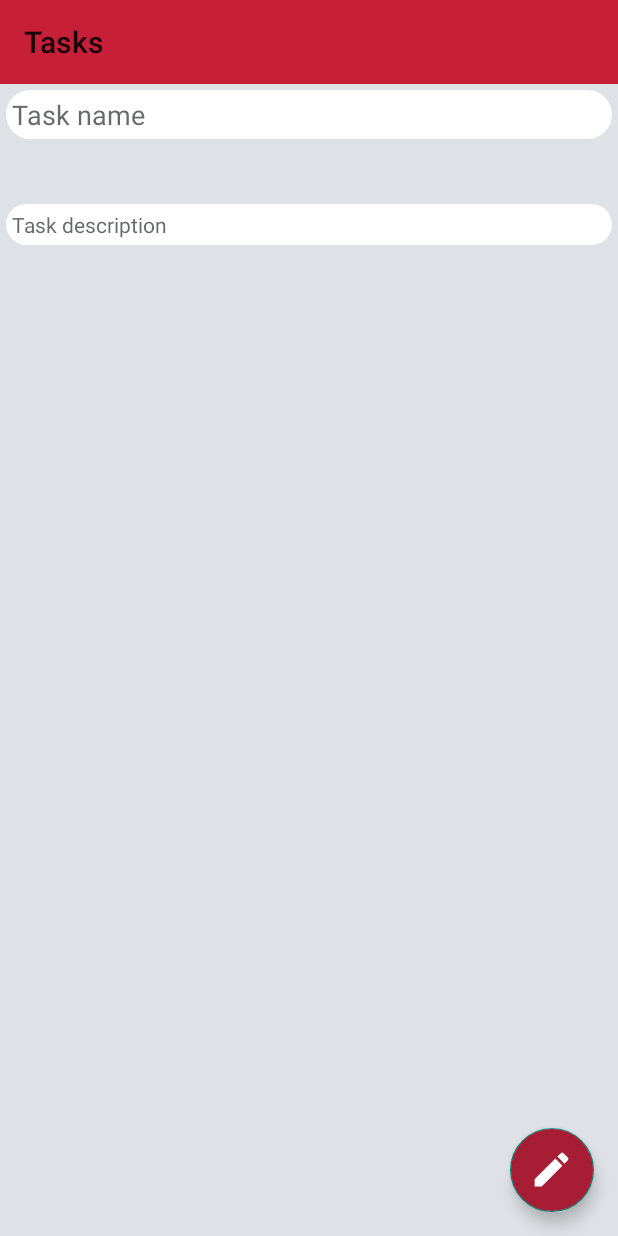
After one commit to HeraEXE/ToDoList3, an Android app: the CreateEditTaskFragment screen opened through its navigation route, on a phone screen of 412 x 824 dp. The commit adds this screen. Run offline under Robolectric (Android 15) with nearby library versions, the phone set to English and light mode, and no system bars.

Commit message:
Adding UI

```diff
--- a/app/src/main/AndroidManifest.xml
+++ b/app/src/main/AndroidManifest.xml
@@ -9,7 +9,7 @@
         android:roundIcon="@mipmap/ic_launcher_round"
         android:supportsRtl="true"
         android:theme="@style/Theme.TodoList3">
-        <activity android:name=".MainActivity">
+        <activity android:name=".ui.MainActivity">
             <intent-filter>
                 <action android:name="android.intent.action.MAIN" />
 
--- /dev/null
+++ b/app/src/main/java/com/hera/todolist3/ui/MainActivity.kt
@@ -0,0 +1,18 @@
+package com.hera.todolist3.ui
+
+import androidx.appcompat.app.AppCompatActivity
+import android.os.Bundle
+import com.hera.todolist3.R
+import com.hera.todolist3.databinding.ActivityMainBinding
+
+class MainActivity : AppCompatActivity() {
+
+    private lateinit var binding: ActivityMainBinding
+
+    override fun onCreate(savedInstanceState: Bundle?) {
+        super.onCreate(savedInstanceState)
+
+        binding = ActivityMainBinding.inflate(layoutInflater)
+        setContentView(binding.root)
+    }
+}
--- /dev/null
+++ b/app/src/main/java/com/hera/todolist3/ui/createedittask/CreateEditTaskFragment.kt
@@ -0,0 +1,12 @@
+package com.hera.todolist3.ui.createedittask
+
+import android.os.Bundle
+import androidx.fragment.app.Fragment
+import android.view.LayoutInflater
+import android.view.View
+import android.view.ViewGroup
+import com.hera.todolist3.R
+
+
+class CreateEditTaskFragment : Fragment(R.layout.fragment_create_edit_task) {
+}
--- /dev/null
+++ b/app/src/main/java/com/hera/todolist3/ui/tasks/TasksFragment.kt
@@ -0,0 +1,28 @@
+package com.hera.todolist3.ui.tasks
+
+import android.os.Bundle
+import androidx.fragment.app.Fragment
+import android.view.LayoutInflater
+import android.view.View
+import android.view.ViewGroup
+import androidx.navigation.fragment.findNavController
+import com.hera.todolist3.R
+import com.hera.todolist3.databinding.FragmentTasksBinding
+
+
+class TasksFragment : Fragment(R.layout.fragment_tasks) {
+
+    private lateinit var binding: FragmentTasksBinding
+
+
+    override fun onViewCreated(view: View, savedInstanceState: Bundle?) {
+        super.onViewCreated(view, savedInstanceState)
+
+        binding = FragmentTasksBinding.bind(view)
+        binding.apply {
+            fabNewTask.setOnClickListener {
+                findNavController().navigate(R.id.action_tasksFragment_to_createEditTaskFragment)
+            }
+        }
+    }
+}
--- /dev/null
+++ b/app/src/main/res/drawable/background_edit_text.xml
@@ -0,0 +1,8 @@
+<?xml version="1.0" encoding="utf-8"?>
+<shape xmlns:android="http://schemas.android.com/apk/res/android"
+    android:shape="rectangle">
+
+    <solid android:color="@color/white"/>
+    <corners android:radius="20dp"/>
+
+</shape>
--- /dev/null
+++ b/app/src/main/res/drawable/ic_edit.xml
@@ -0,0 +1,10 @@
+<vector xmlns:android="http://schemas.android.com/apk/res/android"
+    android:width="24dp"
+    android:height="24dp"
+    android:viewportWidth="24"
+    android:viewportHeight="24"
+    android:tint="?attr/colorControlNormal">
+  <path
+      android:fillColor="@android:color/white"
+      android:pathData="M3,17.25V21h3.75L17.81,9.94l-3.75,-3.75L3,17.25zM20.71,7.04c0.39,-0.39 0.39,-1.02 0,-1.41l-2.34,-2.34c-0.39,-0.39 -1.02,-0.39 -1.41,0l-1.83,1.83 3.75,3.75 1.83,-1.83z"/>
+</vector>
--- a/app/src/main/res/layout/activity_main.xml
+++ b/app/src/main/res/layout/activity_main.xml
@@ -1,9 +1,26 @@
 <?xml version="1.0" encoding="utf-8"?>
-<androidx.constraintlayout.widget.ConstraintLayout xmlns:android="http://schemas.android.com/apk/res/android"
+<LinearLayout xmlns:android="http://schemas.android.com/apk/res/android"
     xmlns:app="http://schemas.android.com/apk/res-auto"
     xmlns:tools="http://schemas.android.com/tools"
     android:layout_width="match_parent"
     android:layout_height="match_parent"
-    tools:context=".MainActivity">
+    android:background="@color/grey_white"
+    android:orientation="vertical"
+    tools:context=".ui.MainActivity">
 
-</androidx.constraintlayout.widget.ConstraintLayout>
+    <Toolbar
+        android:id="@+id/toolbar"
+        android:layout_width="match_parent"
+        android:layout_height="wrap_content"
+        android:background="@color/crimson"
+        android:title="Tasks" />
+
+    <androidx.fragment.app.FragmentContainerView
+        android:id="@+id/fragment"
+        android:name="androidx.navigation.fragment.NavHostFragment"
+        android:layout_width="match_parent"
+        android:layout_height="match_parent"
+        app:defaultNavHost="true"
+        app:navGraph="@navigation/nav_graph" />
+
+</LinearLayout>
--- /dev/null
+++ b/app/src/main/res/layout/fragment_create_edit_task.xml
@@ -0,0 +1,71 @@
+<?xml version="1.0" encoding="utf-8"?>
+
+<androidx.coordinatorlayout.widget.CoordinatorLayout xmlns:android="http://schemas.android.com/apk/res/android"
+    xmlns:app="http://schemas.android.com/apk/res-auto"
+    xmlns:tools="http://schemas.android.com/tools"
+    android:layout_width="match_parent"
+    android:layout_height="match_parent"
+    android:background="@color/grey_white"
+    tools:context=".ui.createedittask.CreateEditTaskFragment">
+
+    <ScrollView
+        android:layout_width="match_parent"
+        android:layout_height="match_parent">
+
+        <LinearLayout
+            android:layout_width="match_parent"
+            android:layout_height="wrap_content"
+            android:orientation="vertical">
+
+            <EditText
+                android:id="@+id/et_task_name"
+                android:layout_width="match_parent"
+                android:layout_height="wrap_content"
+                android:layout_margin="4dp"
+                android:background="@drawable/background_edit_text"
+                android:hint="Task name"
+                android:inputType="text"
+                android:maxLength="30"
+                android:padding="4dp"
+                android:textColor="@color/dark_grey"
+                android:textColorHint="@color/dark_grey_trans"
+                android:textSize="18sp" />
+
+            <TextView
+                android:layout_width="match_parent"
+                android:layout_height="wrap_content"
+                android:layout_margin="8dp"
+                android:textAlignment="textEnd"
+                android:textColor="@color/crimson_ua"
+                tools:text="Date created" />
+
+            <EditText
+                android:id="@+id/et_task_description"
+                android:layout_width="match_parent"
+                android:layout_height="wrap_content"
+                android:layout_margin="4dp"
+                android:background="@drawable/background_edit_text"
+                android:hint="Task description"
+                android:inputType="textMultiLine"
+                android:maxLength="300"
+                android:padding="4dp"
+                android:textColor="@color/dark_grey"
+                android:textColorHint="@color/dark_grey_trans"
+                android:textSize="14sp" />
+
+
+        </LinearLayout>
+    </ScrollView>
+
+    <com.google.android.material.floatingactionbutton.FloatingActionButton
+        android:id="@+id/fab_create_edit_task"
+        android:layout_width="wrap_content"
+        android:layout_height="wrap_content"
+        android:layout_gravity="bottom|end"
+        android:layout_margin="16dp"
+        android:backgroundTint="@color/crimson_ua"
+        android:src="@drawable/ic_edit"
+        app:layout_behavior="com.google.android.material.floatingactionbutton.FloatingActionButton$Behavior"
+        app:maxImageSize="30dp"
+        app:tint="@color/white" />
+</androidx.coordinatorlayout.widget.CoordinatorLayout>
--- /dev/null
+++ b/app/src/main/res/navigation/nav_graph.xml
@@ -0,0 +1,22 @@
+<?xml version="1.0" encoding="utf-8"?>
+<navigation xmlns:android="http://schemas.android.com/apk/res/android"
+    xmlns:app="http://schemas.android.com/apk/res-auto"
+    xmlns:tools="http://schemas.android.com/tools"
+    android:id="@+id/nav_graph"
+    app:startDestination="@id/tasksFragment">
+
+    <fragment
+        android:id="@+id/tasksFragment"
+        android:name="com.hera.todolist3.ui.tasks.TasksFragment"
+        android:label="fragment_tasks"
+        tools:layout="@layout/fragment_tasks" >
+        <action
+            android:id="@+id/action_tasksFragment_to_createEditTaskFragment"
+            app:destination="@id/createEditTaskFragment" />
+    </fragment>
+    <fragment
+        android:id="@+id/createEditTaskFragment"
+        android:name="com.hera.todolist3.ui.createedittask.CreateEditTaskFragment"
+        android:label="fragment_create_edit_task"
+        tools:layout="@layout/fragment_create_edit_task" />
+</navigation>
--- a/app/src/main/res/values-night/themes.xml
+++ /dev/null
@@ -1,16 +0,0 @@
-<resources xmlns:tools="http://schemas.android.com/tools">
-    <!-- Base application theme. -->
-    <style name="Theme.TodoList3" parent="Theme.MaterialComponents.DayNight.DarkActionBar">
-        <!-- Primary brand color. -->
-        <item name="colorPrimary">@color/purple_200</item>
-        <item name="colorPrimaryVariant">@color/purple_700</item>
-        <item name="colorOnPrimary">@color/black</item>
-        <!-- Secondary brand color. -->
-        <item name="colorSecondary">@color/teal_200</item>
-        <item name="colorSecondaryVariant">@color/teal_200</item>
-        <item name="colorOnSecondary">@color/black</item>
-        <!-- Status bar color. -->
-        <item name="android:statusBarColor" tools:targetApi="l">?attr/colorPrimaryVariant</item>
-        <!-- Customize your theme here. -->
-    </style>
-</resources>
--- a/app/src/main/res/values/colors.xml
+++ b/app/src/main/res/values/colors.xml
@@ -1,10 +1,13 @@
 <?xml version="1.0" encoding="utf-8"?>
 <resources>
-    <color name="purple_200">#FFBB86FC</color>
-    <color name="purple_500">#FF6200EE</color>
-    <color name="purple_700">#FF3700B3</color>
-    <color name="teal_200">#FF03DAC5</color>
-    <color name="teal_700">#FF018786</color>
     <color name="black">#FF000000</color>
     <color name="white">#FFFFFFFF</color>
+    <color name="grey_white">#FFDEE2E6</color>
+    <color name="dark_grey">#FF212529</color>
+    <color name="dark_grey_trans">#AF212529</color>
+
+    <color name="crimson">#FFC71F37</color>
+    <color name="crimson_ua">#FFA71E34</color>
+    <color name="antique_ruby">#FF85182A</color>
+
 </resources>
--- a/app/src/main/res/values/strings.xml
+++ b/app/src/main/res/values/strings.xml
@@ -1,3 +1,5 @@
 <resources>
     <string name="app_name">TodoList3</string>
+    <!-- TODO: Remove or change this placeholder text -->
+    <string name="hello_blank_fragment">Hello blank fragment</string>
 </resources>
--- a/app/src/main/res/values/themes.xml
+++ b/app/src/main/res/values/themes.xml
@@ -1,16 +1,15 @@
 <resources xmlns:tools="http://schemas.android.com/tools">
     <!-- Base application theme. -->
-    <style name="Theme.TodoList3" parent="Theme.MaterialComponents.DayNight.DarkActionBar">
+    <style name="Theme.TodoList3" parent="Theme.AppCompat.Light.NoActionBar">
         <!-- Primary brand color. -->
-        <item name="colorPrimary">@color/purple_500</item>
-        <item name="colorPrimaryVariant">@color/purple_700</item>
+        <item name="colorPrimary">@color/crimson</item>
+        <item name="colorPrimaryVariant">@color/crimson</item>
         <item name="colorOnPrimary">@color/white</item>
         <!-- Secondary brand color. -->
-        <item name="colorSecondary">@color/teal_200</item>
-        <item name="colorSecondaryVariant">@color/teal_700</item>
-        <item name="colorOnSecondary">@color/black</item>
+        <item name="colorSecondary">@color/crimson_ua</item>
+        <item name="colorSecondaryVariant">@color/antique_ruby</item>
+        <item name="colorOnSecondary">@color/white</item>
         <!-- Status bar color. -->
         <item name="android:statusBarColor" tools:targetApi="l">?attr/colorPrimaryVariant</item>
-        <!-- Customize your theme here. -->
     </style>
 </resources>
```
Also changed, not shown: app/src/main/java/com/hera/todolist3/MainActivity.kt (deleted, +0 -11 lines), app/src/main/res/drawable/background_item_task.xml (added, +8 -0 lines), app/src/main/res/drawable/ic_add.xml (added, +10 -0 lines), app/src/main/res/layout/fragment_tasks.xml (added, +28 -0 lines), app/src/main/res/layout/item_task.xml (added, +43 -0 lines).
